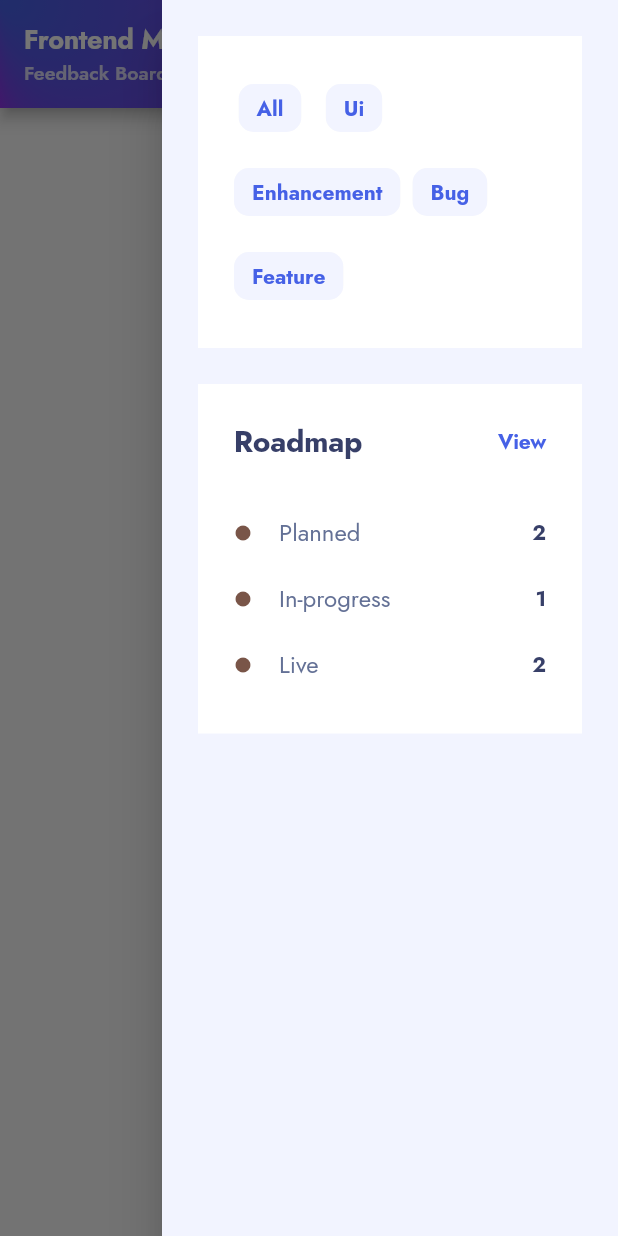
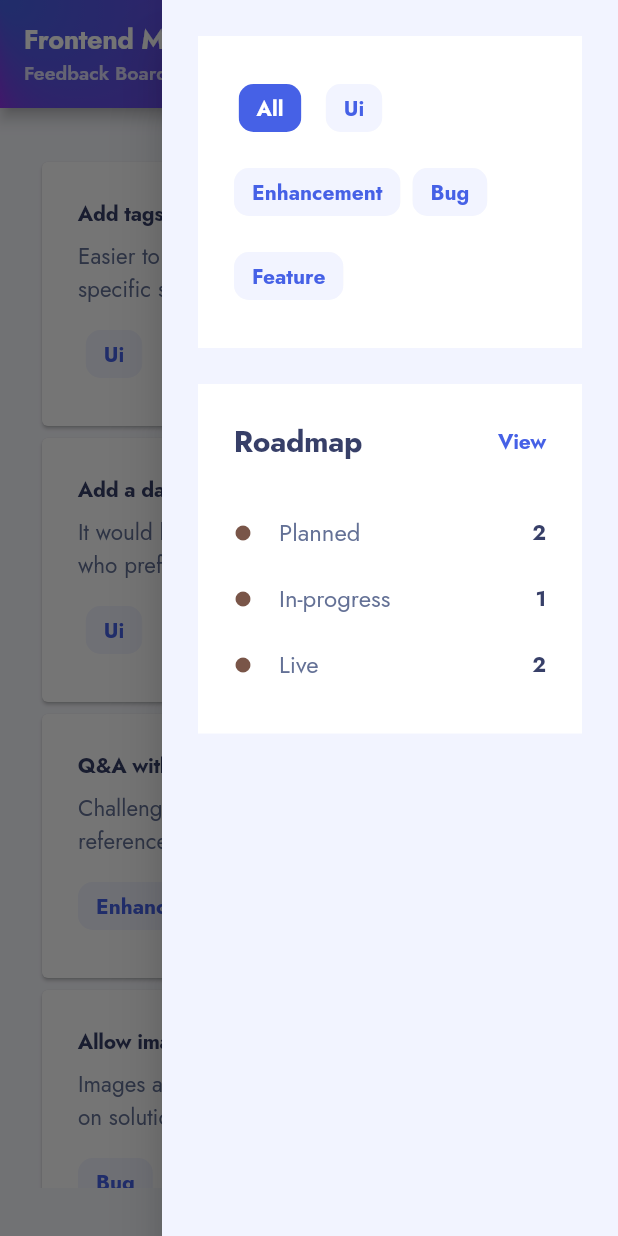
Before and after one commit to nkalpak/flutter_pfa, a Flutter app: the screen it shows after launch, after a tap on the "menu" icon, on a phone screen of 412 x 824 dp. Run offline on Flutter 3.47's test engine with Material 2 defaults, Android fonts, the phone set to English and light mode, and no system bars; our stand-ins replace flutter_mobx, mobx; generated files the repository leaves out were written again.

Commit message:
feat: add product feedback list

```diff
--- /dev/null
+++ b/lib/features/product_feedback.dart
@@ -0,0 +1,162 @@
+import 'dart:math';
+
+import 'package:flutter/material.dart';
+import 'package:flutter_mobx/flutter_mobx.dart';
+
+import '../design_system/colors.dart';
+import '../design_system/typography.dart';
+import '../main.dart';
+import '../material/filter_chip.dart';
+
+class ProductFeedbackFilterDrawer extends StatelessWidget {
+  const ProductFeedbackFilterDrawer({Key? key}) : super(key: key);
+
+  @override
+  Widget build(BuildContext context) {
+    return Drawer(
+      backgroundColor: PfaColors.desaturatedGrey,
+      child: Padding(
+        padding: const EdgeInsets.all(24),
+        child: Column(
+          children: [
+            Container(
+              padding: const EdgeInsets.all(24),
+              width: double.infinity,
+              color: PfaColors.white,
+              child: Observer(
+                  builder: (_) => Wrap(
+                        spacing: 8,
+                        runSpacing: 8,
+                        children: productFeedbackStore.allCategories
+                            .map((category) =>
+                                ProductFeedbackFilterChip(filter: category))
+                            .toList(),
+                      )),
+            ),
+            const SizedBox(height: 24),
+            Container(
+              padding: const EdgeInsets.all(24),
+              width: double.infinity,
+              color: PfaColors.white,
+              child: Column(
+                children: [
+                  Row(
+                    children: [
+                      PfaTypography.heading2('Roadmap',
+                          color: PfaColors.blueGreyDark),
+                      const Spacer(),
+                      PfaTypography.heading4(
+                        'View',
+                        color: PfaColors.darkBlue,
+                      )
+                    ],
+                  ),
+                  const SizedBox(height: 24),
+                  Column(
+                    children: const [
+                      ProductFeedbackStatusTile(status: 'planned'),
+                      ProductFeedbackStatusTile(status: 'in-progress'),
+                      ProductFeedbackStatusTile(status: 'live'),
+                    ],
+                  )
+                ],
+              ),
+            ),
+          ],
+        ),
+      ),
+    );
+  }
+}
+
+class ProductFeedbackStatusTile extends StatelessWidget {
+  final String status;
+
+  const ProductFeedbackStatusTile({Key? key, required this.status})
+      : super(key: key);
+
+  int getProductFeedbacksForStatus(String status) {
+    return productFeedbackStore.productFeedbacksByStatus[status]?.length ?? 0;
+  }
+
+  @override
+  Widget build(BuildContext context) {
+    return Observer(
+      builder: (_) => ListTile(
+        dense: true,
+        visualDensity: VisualDensity.comfortable,
+        minLeadingWidth: 32,
+        horizontalTitleGap: 0,
+        contentPadding: const EdgeInsets.all(0),
+        leading: Icon(
+          Icons.circle,
+          color: Colors.primaries[Random().nextInt(Colors.primaries.length)],
+          size: 12,
+        ),
+        title: PfaTypography.body1(
+          status.toCapitalized(),
+          color: PfaColors.blueGreyLight,
+        ),
+        trailing: PfaTypography.heading4(
+          '${getProductFeedbacksForStatus(status)}',
+          color: PfaColors.blueGreyDark,
+        ),
+      ),
+    );
+  }
+}
+
+class ProductFeedbackFilterChip extends StatelessWidget {
+  final String filter;
+
+  const ProductFeedbackFilterChip({Key? key, required this.filter})
+      : super(key: key);
+
+  bool getIsSelected() {
+    return productFeedbackStore.categoryFilters.contains(filter);
+  }
+
+  @override
+  Widget build(BuildContext context) {
+    return Observer(
+      builder: (_) => PfaFilterChip(
+          onSelected: (_) {
+            productFeedbackStore.toggleCategoryFilter(filter);
+          },
+          label: Text(filter.toCapitalized()),
+          selected: getIsSelected()),
+    );
+  }
+}
+
+class ProductFeedbackCard extends StatelessWidget {
+  final String title, description, categoryLabel;
+
+  const ProductFeedbackCard(
+      {Key? key,
+      required this.title,
+      required this.description,
+      required this.categoryLabel})
+      : super(key: key);
+
+  @override
+  Widget build(BuildContext context) {
+    return Card(
+      child: Container(
+        padding: const EdgeInsets.all(24),
+        decoration: BoxDecoration(borderRadius: BorderRadius.circular(10)),
+        child: Column(
+          crossAxisAlignment: CrossAxisAlignment.start,
+          children: [
+            PfaTypography.heading4(title, color: PfaColors.blueGreyDark),
+            const SizedBox(height: 8),
+            PfaTypography.body2(description, color: PfaColors.blueGreyLight),
+            const SizedBox(height: 8),
+            PfaFilterChip(
+                label: Text(categoryLabel), selected: false, onSelected: (_) {})
+          ],
+        ),
+      ),
+    );
+  }
+}
--- a/lib/main.dart
+++ b/lib/main.dart
@@ -1,12 +1,9 @@
-import 'dart:math';
-
 import 'package:flutter/material.dart';
 import 'package:flutter_mobx/flutter_mobx.dart';
 import 'package:product_feedback_app/design_system/colors.dart';
-import 'package:product_feedback_app/design_system/typography.dart';
-import 'package:product_feedback_app/material/filter_chip.dart';
 import 'package:product_feedback_app/stores/product_feedback_store.dart';
 
+import 'features/product_feedback.dart';
 import 'material/app_bar.dart';
 
 void main() {
@@ -27,126 +24,23 @@ class MyApp extends StatelessWidget {
           child: Scaffold(
             resizeToAvoidBottomInset: false,
             appBar: pfaAppBar,
-            endDrawer: ProductFeedbackFilterDrawer(),
+            endDrawer: const ProductFeedbackFilterDrawer(),
+            backgroundColor: PfaColors.neutralGrey,
+            body: Padding(
+              padding: const EdgeInsets.symmetric(vertical: 32, horizontal: 24),
+              child: Observer(
+                builder: (_) => ListView(
+                  children: productFeedbackStore.productFeedbackListFiltered
+                      .map((pf) => ProductFeedbackCard(
+                          title: pf.title,
+                          description: pf.description,
+                          categoryLabel: pf.category.toCapitalized()))
+                      .toList(),
+                ),
+              ),
+            ),
           ),
         ));
-  }
-}
-
-class ProductFeedbackFilterDrawer extends StatelessWidget {
-  @override
-  Widget build(BuildContext context) {
-    return Drawer(
-      backgroundColor: PfaColors.desaturatedGrey,
-      child: Padding(
-        padding: const EdgeInsets.all(24),
-        child: Column(
-          children: [
-            Container(
-              padding: const EdgeInsets.all(24),
-              width: double.infinity,
-              color: PfaColors.white,
-              child: Observer(
-                  builder: (_) => Wrap(
-                        spacing: 8,
-                        runSpacing: 8,
-                        children: productFeedbackStore.allCategories
-                            .map((category) =>
-                                ProductFeedbackFilterChip(filter: category))
-                            .toList(),
-                      )),
-            ),
-            const SizedBox(height: 24),
-            Container(
-              padding: const EdgeInsets.all(24),
-              width: double.infinity,
-              color: PfaColors.white,
-              child: Column(
-                children: [
-                  Row(
-                    children: [
-                      PfaTypography.heading2('Roadmap',
-                          color: PfaColors.blueGreyDark),
-                      const Spacer(),
-                      PfaTypography.heading4(
-                        'View',
-                        color: PfaColors.darkBlue,
-                      )
-                    ],
-                  ),
-                  const SizedBox(height: 24),
-                  Column(
-                    children: [
-                      ProductFeedbackStatusTile(status: 'planned'),
-                      ProductFeedbackStatusTile(status: 'in-progress'),
-                      ProductFeedbackStatusTile(status: 'live'),
-                    ],
-                  )
-                ],
-              ),
-            ),
-          ],
-        ),
-      ),
-    );
-  }
-}
-
-class ProductFeedbackStatusTile extends StatelessWidget {
-  String status;
-
-  ProductFeedbackStatusTile({Key? key, required this.status}) : super(key: key);
-
-  int getProductFeedbacksForStatus(String status) {
-    return productFeedbackStore.productFeedbacksByStatus[status]?.length ?? 0;
-  }
-
-  @override
-  Widget build(BuildContext context) {
-    return Observer(
-      builder: (_) => ListTile(
-        dense: true,
-        visualDensity: VisualDensity.comfortable,
-        minLeadingWidth: 32,
-        horizontalTitleGap: 0,
-        contentPadding: const EdgeInsets.all(0),
-        leading: Icon(
-          Icons.circle,
-          color: Colors.primaries[Random().nextInt(Colors.primaries.length)],
-          size: 12,
-        ),
-        title: PfaTypography.body1(
-          status.toCapitalized(),
-          color: PfaColors.blueGreyLight,
-        ),
-        trailing: PfaTypography.heading4(
-          '${getProductFeedbacksForStatus(status)}',
-          color: PfaColors.blueGreyDark,
-        ),
-      ),
-    );
-  }
-}
-
-class ProductFeedbackFilterChip extends StatelessWidget {
-  String filter;
-
-  ProductFeedbackFilterChip({Key? key, required this.filter}) : super(key: key);
-
-  bool getIsSelected() {
-    return productFeedbackStore.categoryFilters.contains(filter);
-  }
-
-  @override
-  Widget build(BuildContext context) {
-    return Observer(
-      builder: (_) => PfaFilterChip(
-          onSelected: (_) {
-            productFeedbackStore.toggleCategoryFilter(filter);
-          },
-          label: Text(filter.toCapitalized()),
-          selected: getIsSelected()),
-    );
   }
 }
 
--- a/lib/stores/product_feedback_store.dart
+++ b/lib/stores/product_feedback_store.dart
@@ -9,34 +9,34 @@ const String allFilter = 'all';
 var initialData = [
   ProductFeedback(
       id: 1,
-      title: 'John',
+      title: 'Add tags for solutions',
       category: 'ui',
       status: 'planned',
-      description: 'Hello'),
+      description: 'Easier to search for solutions based on a specific stack.'),
   ProductFeedback(
       id: 1,
-      title: 'John',
+      title: 'Add a dark theme option',
       category: 'ui',
       status: 'live',
-      description: 'Hello'),
+      description: 'It would help people with light sensitivities and who prefer dark mode.'),
   ProductFeedback(
       id: 1,
-      title: 'John',
+      title: 'Q&A within the challenge hubs',
       category: 'enhancement',
       status: 'in-progress',
-      description: 'Hello'),
+      description: 'Challenge-specific Q&A would make for easy reference.'),
   ProductFeedback(
       id: 1,
-      title: 'John',
+      title: 'Allow image/video upload ',
       category: 'bug',
       status: 'planned',
-      description: 'Hello'),
+      description: 'Images and screencasts can enhance comments on solutions.'),
   ProductFeedback(
       id: 1,
-      title: 'John',
+      title: 'Ability to follow others',
       category: 'feature',
       status: 'live',
-      description: 'Hello'),
+      description: 'Stay updated on comments and solutions other people post.'),
 ];
 
 abstract class _ProductFeedbackStore with Store {
@@ -45,7 +45,7 @@ abstract class _ProductFeedbackStore with Store {
       ObservableList.of(initialData);
 
   @observable
-  ObservableList<String> categoryFilters = ObservableList.of([]);
+  ObservableList<String> categoryFilters = ObservableList.of([allFilter]);
 
   @action
   void addProductFeedback(ProductFeedback productFeedback) {
@@ -64,22 +64,7 @@ abstract class _ProductFeedbackStore with Store {
   }
 
   @action
-  // The "all" filter is a special case filter which should toggle all
-  // other filters, including itself.
-  void toggleCategoryAllFilter() {
-    if (categoryFilters.contains(allFilter)) {
-      categoryFilters.removeWhere((_) => true);
-    } else {
-      categoryFilters = ObservableList.of(allCategories);
-    }
-  }
-
-  @action
   void toggleCategoryFilter(String filter) {
-    if (filter == allFilter) {
-      return toggleCategoryAllFilter();
-    }
-
     if (categoryFilters.contains(filter)) {
       categoryFilters.removeWhere((cf) => cf == filter);
     } else {
@@ -96,7 +81,13 @@ abstract class _ProductFeedbackStore with Store {
   @computed
   ObservableList<ProductFeedback> get productFeedbackListFiltered {
     return ObservableList.of(productFeedbackList
-        .where((pf) => categoryFilters.contains(pf.category)));
+        .where((pf) {
+          if (categoryFilters.contains(allFilter)) {
+            return true;
+          }
+
+          return categoryFilters.contains(pf.category);
+        }));
   }
 
   @computed
```
